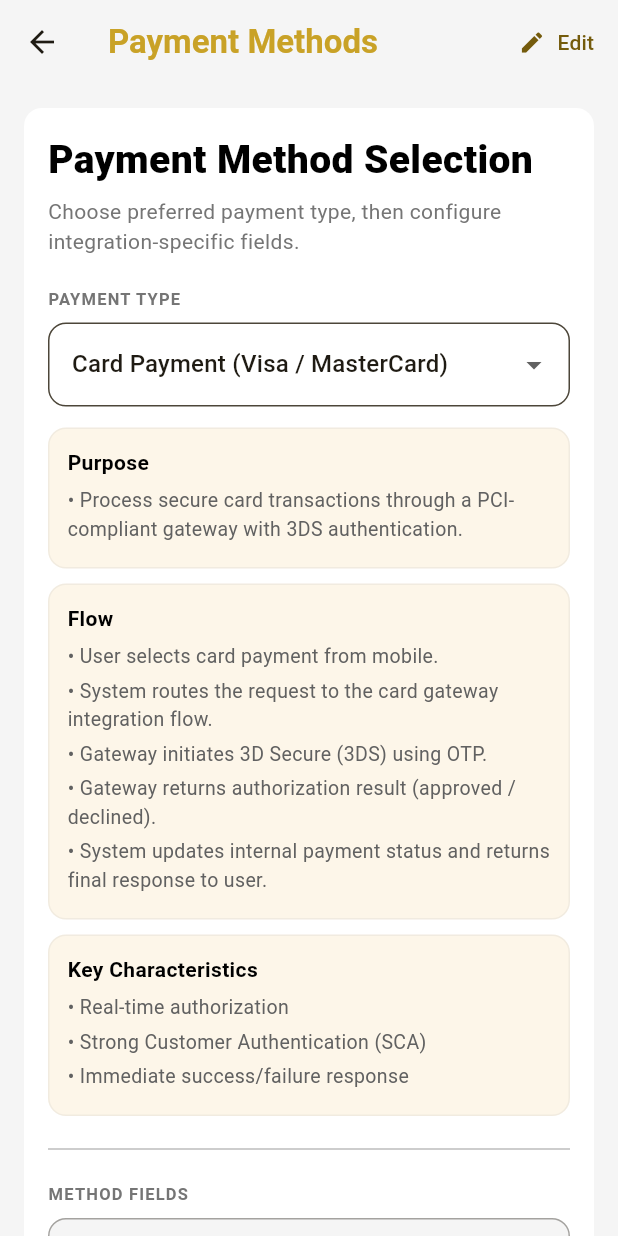
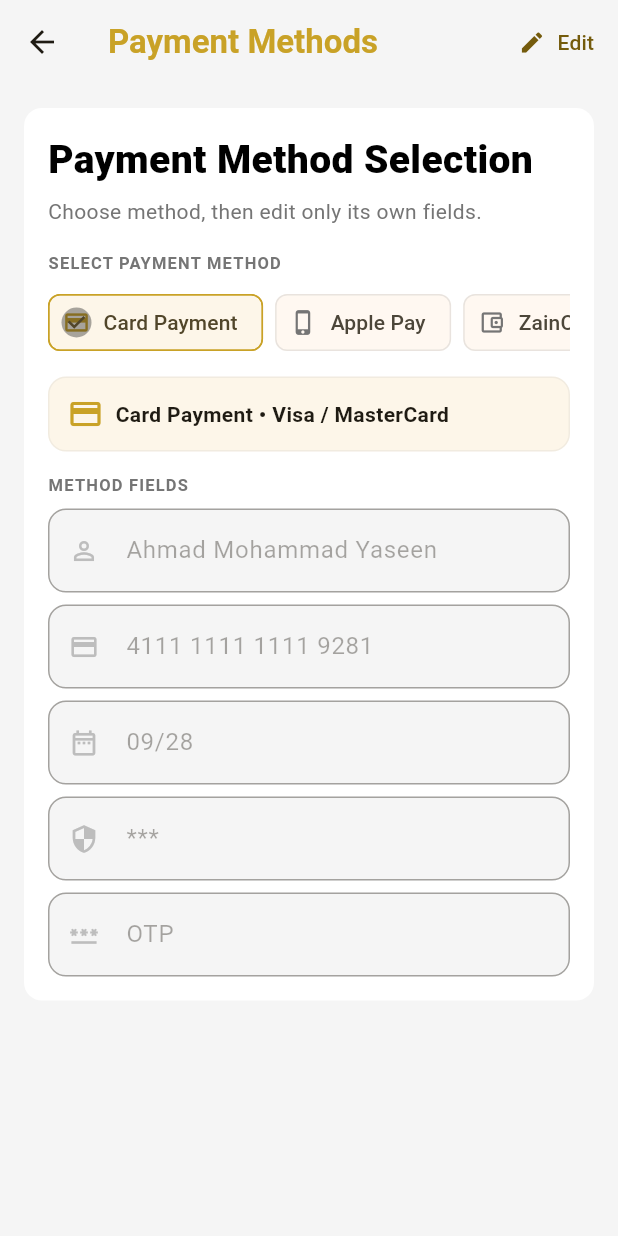
Before and after one commit to AhmadYaseen92/tpss-ecommerce-gold-wallet, a Flutter app: the PaymentMethodsPage screen opened by its route, on a phone screen of 412 x 824 dp. Run offline on Flutter 3.47's test engine with Material 3 defaults, Android fonts, the phone set to English and light mode, and no system bars; our stand-ins replace bloc, cached_network_image, flutter_bloc, flutter_carousel_widget, persistent_bottom_nav_bar_v2.

Commit message:
Refine payment methods to mobile-first method-specific fields UI

```diff
--- a/lib/views/profile/pages/payment_methods_page.dart
+++ b/lib/views/profile/pages/payment_methods_page.dart
@@ -12,271 +12,94 @@
 
 class _PaymentMethodsPageState extends State<PaymentMethodsPage> {
   bool _isEditing = false;
-  String _selectedMethod = 'Card Payment (Visa / MasterCard)';
 
-  final Map<String, _PaymentMethodConfig> _methodConfigs = {
-    'Card Payment (Visa / MasterCard)': _PaymentMethodConfig(
-      purpose:
-          'Process secure card transactions through a PCI-compliant gateway with 3DS authentication.',
-      flowSteps: const [
-        'User selects card payment from mobile.',
-        'System routes the request to the card gateway integration flow.',
-        'Gateway initiates 3D Secure (3DS) using OTP.',
-        'Gateway returns authorization result (approved / declined).',
-        'System updates internal payment status and returns final response to user.',
-      ],
-      keyCharacteristics: const [
-        'Real-time authorization',
-        'Strong Customer Authentication (SCA)',
-        'Immediate success/failure response',
-      ],
-      fields: const [
-        _PaymentField(
-          label: 'Card Holder Name',
-          value: 'Ahmad Mohammad Yaseen',
-          icon: Icons.person_outline,
-        ),
-        _PaymentField(
-          label: 'Card Number',
-          value: '4111 1111 1111 9281',
+  final List<_PaymentMethod> _methods = const [
+    _PaymentMethod(
+      name: 'Card Payment',
+      subtitle: 'Visa / MasterCard',
       icon: Icons.credit_card,
-          keyboardType: TextInputType.number,
-        ),
-        _PaymentField(
-          label: 'Expiry Date',
-          value: '09/28',
-          icon: Icons.date_range_outlined,
-        ),
-        _PaymentField(
-          label: 'CVV',
-          value: '***',
-          icon: Icons.security,
-          keyboardType: TextInputType.number,
-        ),
-        _PaymentField(
-          label: '3DS Authentication Method',
-          value: 'OTP',
-          icon: Icons.password_outlined,
-        ),
-        _PaymentField(
-          label: 'Payment Gateway',
-          value: 'PCI-Compliant Gateway',
-          icon: Icons.hub_outlined,
-        ),
+      fields: [
+        _PaymentField('Card Holder Name', 'Ahmad Mohammad Yaseen', Icons.person_outline),
+        _PaymentField('Card Number', '4111 1111 1111 9281', Icons.credit_card, TextInputType.number),
+        _PaymentField('Expiry Date', '09/28', Icons.date_range_outlined),
+        _PaymentField('CVV', '***', Icons.security, TextInputType.number),
+        _PaymentField('3DS Verification', 'OTP', Icons.password_outlined),
       ],
     ),
-    'Apple Pay': _PaymentMethodConfig(
-      purpose:
-          'Enable secure instant payments using Apple device biometrics or passcode with tokenized card data.',
-      flowSteps: const [
-        'User selects Apple Pay at checkout.',
-        'System verifies Apple Pay availability and device eligibility.',
-        'Apple Pay confirmation sheet is shown with fixed amount.',
-        'User authorizes via Face ID / Touch ID / passcode.',
-        'Apple Pay sends secure payment token to gateway.',
-        'Gateway confirms transaction and returns result.',
-        'System updates payment status and completes order.',
-      ],
-      keyCharacteristics: const [
-        'Tokenized payment credentials',
-        'Biometric/device-level authentication',
-        'Fast confirmation experience',
-      ],
-      fields: const [
-        _PaymentField(
-          label: 'Apple ID Email',
-          value: 'ahmad.yaseen@icloud.com',
-          icon: Icons.alternate_email,
-          keyboardType: TextInputType.emailAddress,
-        ),
-        _PaymentField(
-          label: 'Device Type',
-          value: 'iPhone 15 Pro',
+    _PaymentMethod(
+      name: 'Apple Pay',
+      subtitle: 'Face ID / Touch ID / Passcode',
       icon: Icons.phone_iphone_outlined,
-        ),
-        _PaymentField(
-          label: 'Supported Authentication',
-          value: 'Face ID',
-          icon: Icons.face_retouching_natural,
-        ),
-        _PaymentField(
-          label: 'Token Provider',
-          value: 'Apple Pay Token Service',
-          icon: Icons.token_outlined,
-        ),
+      fields: [
+        _PaymentField('Apple ID Email', 'ahmad.yaseen@icloud.com', Icons.alternate_email, TextInputType.emailAddress),
+        _PaymentField('Device Name', 'iPhone 15 Pro', Icons.devices_outlined),
+        _PaymentField('Authentication Method', 'Face ID', Icons.face_retouching_natural),
+        _PaymentField('Token Provider', 'Apple Pay Token Service', Icons.token_outlined),
       ],
     ),
-    'ZainCash Wallet': _PaymentMethodConfig(
-      purpose:
-          'Complete wallet payments through ZainCash with OTP authorization and backend callback confirmation.',
-      flowSteps: const [
-        'System sends payment request to ZainCash provider.',
-        'User authorizes transaction via OTP.',
-        'ZainCash sends confirmation callback to backend.',
-        'System updates payment status and returns result to user.',
-      ],
-      keyCharacteristics: const [
-        'OTP-based wallet authorization',
-        'Provider callback confirmation',
-        'Provider-specific integration flow',
-      ],
-      fields: const [
-        _PaymentField(
-          label: 'Wallet Number',
-          value: '0791234567',
-          icon: Icons.phone_android_outlined,
-          keyboardType: TextInputType.phone,
-        ),
-        _PaymentField(
-          label: 'Provider',
-          value: 'ZainCash',
+    _PaymentMethod(
+      name: 'ZainCash',
+      subtitle: 'Wallet + OTP',
       icon: Icons.account_balance_wallet_outlined,
-        ),
-        _PaymentField(
-          label: 'Authorization Type',
-          value: 'OTP',
-          icon: Icons.password_outlined,
-        ),
-        _PaymentField(
-          label: 'Callback URL Alias',
-          value: 'imseeh/zaincash/callback',
-          icon: Icons.link_outlined,
-        ),
+      fields: [
+        _PaymentField('Wallet Number', '0791234567', Icons.phone_android_outlined, TextInputType.phone),
+        _PaymentField('Provider Name', 'ZainCash', Icons.wallet),
+        _PaymentField('Authorization', 'OTP', Icons.password_outlined),
+        _PaymentField('Callback Endpoint', 'imseeh/zaincash/callback', Icons.link_outlined),
       ],
     ),
-    'Orange Money Wallet': _PaymentMethodConfig(
-      purpose:
-          'Initiate Orange Money wallet payment and confirm through OTP and backend callback response.',
-      flowSteps: const [
-        'System initiates payment request with Orange Money.',
-        'User authorizes transaction via OTP.',
-        'Orange Money sends confirmation callback to backend.',
-        'System updates payment status and returns final status.',
-      ],
-      keyCharacteristics: const [
-        'OTP-based authorization',
-        'Asynchronous callback confirmation',
-        'Mobile wallet checkout experience',
-      ],
-      fields: const [
-        _PaymentField(
-          label: 'Wallet Number',
-          value: '0787771234',
-          icon: Icons.phone_android_outlined,
-          keyboardType: TextInputType.phone,
-        ),
-        _PaymentField(
-          label: 'Provider',
-          value: 'Orange Money',
+    _PaymentMethod(
+      name: 'Orange Money',
+      subtitle: 'Wallet + OTP',
       icon: Icons.account_balance_wallet_outlined,
-        ),
-        _PaymentField(
-          label: 'Authorization Type',
-          value: 'OTP',
-          icon: Icons.password_outlined,
-        ),
-        _PaymentField(
-          label: 'Callback URL Alias',
-          value: 'imseeh/orange-money/callback',
-          icon: Icons.link_outlined,
-        ),
+      fields: [
+        _PaymentField('Wallet Number', '0787771234', Icons.phone_android_outlined, TextInputType.phone),
+        _PaymentField('Provider Name', 'Orange Money', Icons.wallet),
+        _PaymentField('Authorization', 'OTP', Icons.password_outlined),
+        _PaymentField('Callback Endpoint', 'imseeh/orange-money/callback', Icons.link_outlined),
       ],
     ),
-    'Dinarak Wallet': _PaymentMethodConfig(
-      purpose:
-          'Process Dinarak wallet transactions with in-wallet confirmation and backend callback updates.',
-      flowSteps: const [
-        'System initiates payment request with Dinarak.',
-        'User confirms payment within Dinarak wallet.',
-        'Dinarak sends confirmation callback.',
-        'System updates status and notifies user.',
-      ],
-      keyCharacteristics: const [
-        'Wallet-native payment confirmation',
-        'Provider callback status update',
-        'Fast wallet transaction response',
-      ],
-      fields: const [
-        _PaymentField(
-          label: 'Wallet ID',
-          value: 'DIN-442390',
+    _PaymentMethod(
+      name: 'Dinarak',
+      subtitle: 'Wallet Confirmation',
       icon: Icons.account_balance_wallet_outlined,
-        ),
-        _PaymentField(
-          label: 'Registered Mobile Number',
-          value: '0775559988',
-          icon: Icons.phone_android_outlined,
-          keyboardType: TextInputType.phone,
-        ),
-        _PaymentField(
-          label: 'Provider',
-          value: 'Dinarak',
-          icon: Icons.wallet,
-        ),
-        _PaymentField(
-          label: 'Callback URL Alias',
-          value: 'imseeh/dinarak/callback',
-          icon: Icons.link_outlined,
-        ),
+      fields: [
+        _PaymentField('Wallet ID', 'DIN-442390', Icons.badge_outlined),
+        _PaymentField('Registered Mobile', '0775559988', Icons.phone_android_outlined, TextInputType.phone),
+        _PaymentField('Provider Name', 'Dinarak', Icons.wallet),
+        _PaymentField('Callback Endpoint', 'imseeh/dinarak/callback', Icons.link_outlined),
       ],
     ),
-    'CliQ (Bank-to-Bank Instant)': _PaymentMethodConfig(
-      purpose:
-          'Enable instant bank-to-bank payments through CliQ with bank app confirmation.',
-      flowSteps: const [
-        'System initiates CliQ request via bank integration.',
-        'User receives request in bank mobile app.',
-        'User confirms payment in bank app.',
-        'Bank sends instant payment confirmation to system.',
-        'System updates payment status and returns result.',
-      ],
-      keyCharacteristics: const [
-        'Near real-time settlement',
-        'High trust and low failure rate',
-        'Bank-controlled authentication',
-      ],
-      fields: const [
-        _PaymentField(
-          label: 'CliQ Alias',
-          value: r'$ahmad.yaseen',
-          icon: Icons.alternate_email,
-        ),
-        _PaymentField(
-          label: 'Linked Bank Name',
-          value: 'Jordan Islamic Bank',
+    _PaymentMethod(
+      name: 'CliQ',
+      subtitle: 'Bank-to-Bank Instant',
       icon: Icons.account_balance_outlined,
-        ),
-        _PaymentField(
-          label: 'Linked IBAN',
-          value: 'JO94CBJO0010000000000131001',
-          icon: Icons.credit_card_outlined,
-        ),
-        _PaymentField(
-          label: 'Confirmation Channel',
-          value: 'Bank Mobile App',
-          icon: Icons.mobile_friendly_outlined,
-        ),
+      fields: [
+        _PaymentField('CliQ Alias', r'$ahmad.yaseen', Icons.alternate_email),
+        _PaymentField('Linked Bank', 'Jordan Islamic Bank', Icons.account_balance_outlined),
+        _PaymentField('Linked IBAN', 'JO94CBJO0010000000000131001', Icons.credit_card_outlined),
+        _PaymentField('Confirmation Channel', 'Bank Mobile App', Icons.mobile_friendly_outlined),
       ],
     ),
-  };
+  ];
 
+  int _selectedIndex = 0;
   final List<TextEditingController> _controllers = [];
 
   @override
   void initState() {
     super.initState();
-    _setupControllersForSelectedMethod();
+    _buildControllers();
   }
 
-  void _setupControllersForSelectedMethod() {
+  void _buildControllers() {
     for (final c in _controllers) {
       c.dispose();
     }
     _controllers.clear();
-
-    final fields = _methodConfigs[_selectedMethod]!.fields;
     _controllers.addAll(
-      fields.map((field) => TextEditingController(text: field.value)),
+      _methods[_selectedIndex].fields
+          .map((field) => TextEditingController(text: field.initialValue)),
     );
   }
 
@@ -288,16 +111,16 @@
     super.dispose();
   }
 
-  void _onSave() {
+  void _save() {
     setState(() => _isEditing = false);
     ScaffoldMessenger.of(context).showSnackBar(
-      const SnackBar(content: Text('Payment method configuration updated.')),
+      SnackBar(content: Text('${_methods[_selectedIndex].name} saved successfully')),
     );
   }
 
   @override
   Widget build(BuildContext context) {
-    final config = _methodConfigs[_selectedMethod]!;
+    final selectedMethod = _methods[_selectedIndex];
 
     return Scaffold(
       backgroundColor: AppColors.backgroundColor,
@@ -318,7 +141,8 @@
           ),
         ],
       ),
-      body: SingleChildScrollView(
+      body: SafeArea(
+        child: SingleChildScrollView(
           child: Padding(
             padding: const EdgeInsets.all(16),
             child: Container(
@@ -332,53 +156,78 @@
                 children: [
                   const SignupHeader(
                     title: 'Payment Method Selection',
-                  subtitle:
-                      'Choose preferred payment type, then configure integration-specific fields.',
+                    subtitle: 'Choose method, then edit only its own fields.',
                   ),
-                const SizedBox(height: 20),
-                const SignupSectionLabel(label: 'PAYMENT TYPE'),
-                const SizedBox(height: 8),
-                DropdownButtonFormField<String>(
-                  value: _selectedMethod,
-                  decoration: InputDecoration(
-                    filled: true,
-                    fillColor: AppColors.white,
-                    border: OutlineInputBorder(
-                      borderRadius: BorderRadius.circular(12),
+                  const SizedBox(height: 16),
+                  const SignupSectionLabel(label: 'SELECT PAYMENT METHOD'),
+                  const SizedBox(height: 10),
+                  SizedBox(
+                    height: 44,
+                    child: ListView.separated(
+                      scrollDirection: Axis.horizontal,
+                      itemBuilder: (context, index) {
+                        final method = _methods[index];
+                        final selected = _selectedIndex == index;
+                        return ChoiceChip(
+                          label: Text(method.name),
+                          selected: selected,
+                          avatar: Icon(
+                            method.icon,
+                            size: 18,
+                            color: selected
+                                ? AppColors.primaryColor
+                                : AppColors.greyShade600,
+                          ),
+                          onSelected: (_) {
+                            setState(() {
+                              _selectedIndex = index;
+                              _buildControllers();
+                            });
+                          },
+                          selectedColor: AppColors.luxuryIvory,
+                          side: BorderSide(
+                            color: selected
+                                ? AppColors.primaryColor
+                                : AppColors.greyBorder,
+                          ),
+                        );
+                      },
+                      separatorBuilder: (_, __) => const SizedBox(width: 8),
+                      itemCount: _methods.length,
                     ),
                   ),
-                  items: _methodConfigs.keys
-                      .map(
-                        (method) => DropdownMenuItem<String>(
-                          value: method,
-                          child: Text(method),
+                  const SizedBox(height: 14),
+                  Container(
+                    width: double.infinity,
+                    padding: const EdgeInsets.all(12),
+                    decoration: BoxDecoration(
+                      color: AppColors.luxuryIvory,
+                      borderRadius: BorderRadius.circular(12),
+                      border: Border.all(color: AppColors.greyBorder),
                     ),
-                      )
-                      .toList(),
-                  onChanged: (value) {
-                    if (value != null) {
-                      setState(() {
-                        _selectedMethod = value;
-                        _setupControllersForSelectedMethod();
-                      });
-                    }
-                  },
+                    child: Row(
+                      children: [
+                        Icon(selectedMethod.icon, color: AppColors.primaryColor),
+                        const SizedBox(width: 8),
+                        Expanded(
+                          child: Text(
+                            '${selectedMethod.name} • ${selectedMethod.subtitle}',
+                            style: const TextStyle(fontWeight: FontWeight.w600),
+                          ),
+                        ),
+                      ],
+                    ),
                   ),
                   const SizedBox(height: 14),
-                _InfoBlock(title: 'Purpose', items: [config.purpose]),
-                const SizedBox(height: 10),
-                _InfoBlock(title: 'Flow', items: config.flowSteps),
-                const SizedBox(height: 10),
-                _InfoBlock(
-                  title: 'Key Characteristics',
-                  items: config.keyCharacteristics,
-                ),
-                const SizedBox(height: 14),
-                const Divider(color: AppColors.greyShade400),
-                const SizedBox(height: 14),
                   const SignupSectionLabel(label: 'METHOD FIELDS'),
-                ...List.generate(config.fields.length, (index) {
-                  final field = config.fields[index];
+                  AnimatedSwitcher(
+                    duration: const Duration(milliseconds: 220),
+                    child: Column(
+                      key: ValueKey(selectedMethod.name),
+                      children: List.generate(selectedMethod.fields.length, (
+                        index,
+                      ) {
+                        final field = selectedMethod.fields[index];
                         return AppTextField(
                           label: field.label,
                           hint: field.label,
@@ -388,12 +237,14 @@
                           enabled: _isEditing,
                         );
                       }),
+                    ),
+                  ),
                   if (_isEditing) ...[
                     const SizedBox(height: 16),
                     SizedBox(
                       width: double.infinity,
                       child: OutlinedButton(
-                      onPressed: _onSave,
+                        onPressed: _save,
                         child: const Text('Save Changes'),
                       ),
                     ),
@@ -403,80 +254,35 @@
             ),
           ),
         ),
+      ),
     );
   }
 }
 
-class _PaymentField {
-  final String label;
-  final String value;
+class _PaymentMethod {
+  final String name;
+  final String subtitle;
   final IconData icon;
-  final TextInputType? keyboardType;
-
-  const _PaymentField({
-    required this.label,
-    required this.value,
-    required this.icon,
-    this.keyboardType,
-  });
-}
-
-class _PaymentMethodConfig {
-  final String purpose;
-  final List<String> flowSteps;
-  final List<String> keyCharacteristics;
   final List<_PaymentField> fields;
 
-  const _PaymentMethodConfig({
-    required this.purpose,
-    required this.flowSteps,
-    required this.keyCharacteristics,
+  const _PaymentMethod({
+    required this.name,
+    required this.subtitle,
+    required this.icon,
     required this.fields,
   });
 }
 
-class _InfoBlock extends StatelessWidget {
-  final String title;
-  final List<String> items;
+class _PaymentField {
+  final String label;
+  final String initialValue;
+  final IconData icon;
+  final TextInputType? keyboardType;
 
-  const _InfoBlock({required this.title, required this.items});
-
-  @override
-  Widget build(BuildContext context) {
-    return Container(
-      width: double.infinity,
-      padding: const EdgeInsets.all(12),
-      decoration: BoxDecoration(
-        color: AppColors.luxuryIvory,
-        borderRadius: BorderRadius.circular(12),
-        border: Border.all(color: AppColors.greyBorder),
-      ),
-      child: Column(
-        crossAxisAlignment: CrossAxisAlignment.start,
-        children: [
-          Text(
-            title,
-            style: const TextStyle(
-              fontSize: 14,
-              fontWeight: FontWeight.w700,
-              color: AppColors.textColor,
-            ),
-          ),
-          const SizedBox(height: 6),
-          ...items.map(
-            (item) => Padding(
-              padding: const EdgeInsets.only(bottom: 4),
-              child: Text(
-                '• $item',
-                style: const TextStyle(
-                  fontSize: 13,
-                  color: AppColors.greyShade700,
-                ),
-              ),
-            ),
-          ),
-        ],
-      ),
-    );
+  const _PaymentField(
+    this.label,
+    this.initialValue,
+    this.icon, [
+    this.keyboardType,
+  ]);
 }
-}
```
Lines whose indentation alone changed are shown as unchanged.
